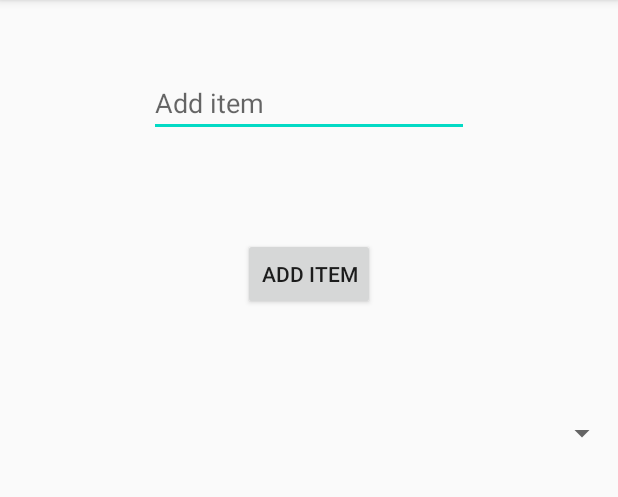
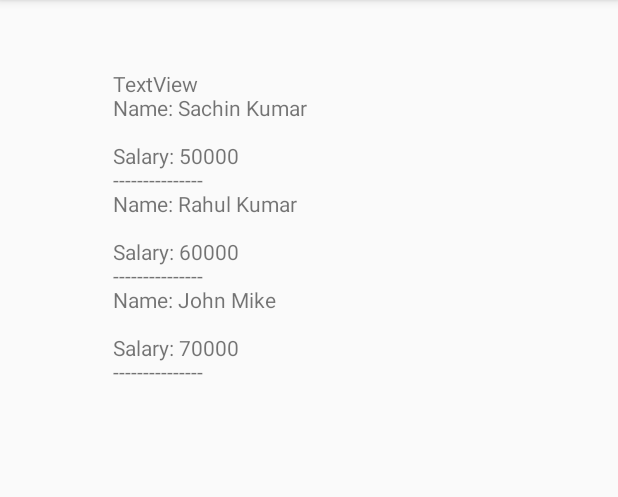
Before and after one commit to Dat0318/ANDROID_Learn_Example, an Android app: the screen it shows after launch (MainActivity), on a phone screen of 412 x 824 dp, the part 84-581 px from its top. Run offline under Robolectric (Android 15) with nearby library versions, the phone set to English and light mode, and no system bars.

Commit message:
update sax gen

```diff
--- a/app/src/main/java/com/example/myapplication/MainActivity.java
+++ b/app/src/main/java/com/example/myapplication/MainActivity.java
@@ -1,83 +1,173 @@
 
 package com.example.myapplication;
 
-import android.content.Context;
 import android.os.Bundle;
-import android.view.View;
-import android.view.inputmethod.InputMethodManager;
-import android.widget.AdapterView;
-import android.widget.ArrayAdapter;
-import android.widget.Button;
-import android.widget.EditText;
-import android.widget.Spinner;
-import android.widget.Toast;
+import android.widget.TextView;
 
 import androidx.appcompat.app.AppCompatActivity;
 
-import java.util.List;
-
-public class MainActivity extends AppCompatActivity implements AdapterView.OnItemSelectedListener {
-
-    Spinner spinner;
-    Button btnAdd;
-    EditText inputLabel;
+import org.w3c.dom.Document;
+import org.w3c.dom.Element;
+import org.w3c.dom.Node;
+import org.w3c.dom.NodeList;
+import org.xml.sax.SAXException;
+
+import java.io.IOException;
+import java.io.InputStream;
+
+import javax.xml.parsers.DocumentBuilder;
+import javax.xml.parsers.DocumentBuilderFactory;
+import javax.xml.parsers.ParserConfigurationException;
+
+public class MainActivity extends AppCompatActivity {
+
+    TextView tv1;
 
     @Override
     protected void onCreate(Bundle savedInstanceState) {
         super.onCreate(savedInstanceState);
         setContentView(R.layout.activity_main);
 
-        spinner = findViewById(R.id.spinner);
-        btnAdd = findViewById(R.id.btn_add);
-        inputLabel = findViewById(R.id.input_label);
-
-        spinner.setOnItemSelectedListener(this);
-
-        loadSpinnerData();
-
-        btnAdd.setOnClickListener(new View.OnClickListener() {
-            @Override
-            public void onClick(View view) {
-                String label = inputLabel.getText().toString();
-
-                if (label.trim().length() > 0) {
-                    DatabaseHandler db = new DatabaseHandler(getApplicationContext());
-                    db.insertLabel(label);
-
-                    inputLabel.setText("");
-
-                    InputMethodManager imm = (InputMethodManager)getSystemService(Context.INPUT_METHOD_SERVICE);
-                    imm.hideSoftInputFromWindow(inputLabel.getWindowToken(),0);
-                    loadSpinnerData();
-                }else {
-                    Toast.makeText(getApplicationContext(),"Please enter label name",Toast.LENGTH_LONG).show();
+        tv1 = (TextView) findViewById(R.id.textView1);
+        try {
+            InputStream is = getAssets().open("file.xml");
+
+            DocumentBuilderFactory dbFactory = DocumentBuilderFactory.newInstance();
+            DocumentBuilder dBuilder = dbFactory.newDocumentBuilder();
+            Document doc = dBuilder.parse(is);
+
+            Element element = doc.getDocumentElement();
+            element.normalize();
+
+            NodeList nList = doc.getElementsByTagName("employee");
+            for (int i = 0; i < nList.getLength();i++) {
+                Node node = nList.item(i);
+
+                if (node.getNodeType() == Node.ELEMENT_NODE){
+                    Element element2 = (Element) node;
+                    tv1.setText(tv1.getText()+"\nName: " + getValue("name",element2)+"\n");
+                    tv1.setText(tv1.getText()+"\nSalary: " + getValue("salary",element2)+"\n");
+                    tv1.setText(tv1.getText()+"---------------");
                 }
             }
-        });
+        } catch (IOException | ParserConfigurationException | SAXException e) {
+            e.printStackTrace();
+        }
     }
 
-    private void loadSpinnerData() {
-        DatabaseHandler db = new DatabaseHandler(getApplicationContext());
-        List<String> labels = db.getAllLabels();
-
-        ArrayAdapter<String> adapter = new ArrayAdapter<String>(this, R.layout.simple_spinner_item, labels);
-
-        adapter.setDropDownViewResource(android.R.layout.simple_spinner_dropdown_item);
-        spinner.setAdapter(adapter);
-    }
-
-
-    @Override
-    public void onItemSelected(AdapterView<?> adapterView, View view, int i, long l) {
-        String label = adapterView.getItemAtPosition(i).toString();
-
-        Toast.makeText(adapterView.getContext(),"You selected: " + label, Toast.LENGTH_LONG).show();
-    }
-
-    @Override
-    public void onNothingSelected(AdapterView<?> adapterView) {
+    private String getValue(String name, Element element) {
+        NodeList nodeList = element.getElementsByTagName(name).item(0).getChildNodes();
+        Node node = (Node) nodeList.item(0);
+        return node.getNodeValue();
     }
 }
+//        tv = (TextView) findViewById(R.id.textView1);
+//        try {
+//            SAXParserFactory factory = SAXParserFactory.newInstance();
+//            SAXParser saxParser = factory.newSAXParser();
+//
+//            DefaultHandler handler = new DefaultHandler() {
+//                boolean name = false;
+//                boolean salary = false;
+//
+//                public void startElement(String uri, String localName, String qName, Attributes attributes) throws SAXException {
+//                    if (qName.equalsIgnoreCase("name")) {
+//                        name = true;
+//                    }
+//                    if (qName.equalsIgnoreCase("salary")) {
+//                        salary = true;
+//                    }
+//                }
+//
+//                public void endElement(String uri, String localName, String qName) throws SAXException {
+//
+//                }
+//
+//                public void characters(char ch[], int start, int length) throws SAXException {
+//                    if (name) {
+//                        tv.setText(tv.getText()+"\n Name: " + new String(ch, start, length));
+//                        name=false;
+//                    }
+//                    if (salary){
+//                        tv.setText(tv.getText() +"\n Salary: " + new String(ch, start, length));
+//                        salary = false;
+//                    }
+//                }
+////                end of characters method
+//            };
+//
+//            InputStream is = getAssets().open("file.xml");
+//            saxParser.parse(is, handler);
+//        } catch (SAXException e) {
+//            e.printStackTrace();
+//        } catch (ParserConfigurationException e) {
+//            e.printStackTrace();
+//        } catch (IOException e) {
+//            e.printStackTrace();
+//        }
+//    }
+//}
+
+//    Spinner spinner;
+//    Button btnAdd;
+//    EditText inputLabel;
+//
+//    @Override
+//    protected void onCreate(Bundle savedInstanceState) {
+//        super.onCreate(savedInstanceState);
+//        setContentView(R.layout.activity_main);
+//
+//        spinner = findViewById(R.id.spinner);
+//        btnAdd = findViewById(R.id.btn_add);
+//        inputLabel = findViewById(R.id.input_label);
+//
+//        spinner.setOnItemSelectedListener(this);
+//
+//        loadSpinnerData();
+//
+//        btnAdd.setOnClickListener(new View.OnClickListener() {
+//            @Override
+//            public void onClick(View view) {
+//                String label = inputLabel.getText().toString();
+//
+//                if (label.trim().length() > 0) {
+//                    DatabaseHandler db = new DatabaseHandler(getApplicationContext());
+//                    db.insertLabel(label);
+//
+//                    inputLabel.setText("");
+//
+//                    InputMethodManager imm = (InputMethodManager)getSystemService(Context.INPUT_METHOD_SERVICE);
+//                    imm.hideSoftInputFromWindow(inputLabel.getWindowToken(),0);
+//                    loadSpinnerData();
+//                }else {
+//                    Toast.makeText(getApplicationContext(),"Please enter label name",Toast.LENGTH_LONG).show();
+//                }
+//            }
+//        });
+//    }
+//
+//    private void loadSpinnerData() {
+//        DatabaseHandler db = new DatabaseHandler(getApplicationContext());
+//        List<String> labels = db.getAllLabels();
+//
+//        ArrayAdapter<String> adapter = new ArrayAdapter<String>(this, android.R.layout.simple_spinner_item, labels);
+//
+//        adapter.setDropDownViewResource(android.R.layout.simple_spinner_dropdown_item);
+//        spinner.setAdapter(adapter);
+//    }
+//
+//
+//    @Override
+//    public void onItemSelected(AdapterView<?> adapterView, View view, int i, long l) {
+//        String label = adapterView.getItemAtPosition(i).toString();
+//
+//        Toast.makeText(adapterView.getContext(),"You selected: " + label, Toast.LENGTH_LONG).show();
+//    }
+//
+//    @Override
+//    public void onNothingSelected(AdapterView<?> adapterView) {
+//    }
+//}
 
 //        EditText editTextFileName, editTextData;
 //        Button saveButton, readButton;
--- a/app/src/main/res/layout/activity_main.xml
+++ b/app/src/main/res/layout/activity_main.xml
@@ -7,33 +7,43 @@
     android:layout_height="match_parent"
     tools:context=".MainActivity">
 
-    <EditText
+    <TextView
+        android:id="@+id/textView1"
         android:layout_width="wrap_content"
         android:layout_height="wrap_content"
-        android:id="@+id/input_label"
+        android:layout_alignParentLeft="true"
         android:layout_alignParentTop="true"
-        android:layout_centerHorizontal="true"
+        android:layout_marginLeft="75dp"
         android:layout_marginTop="46dp"
-        android:hint="Add item"
-        android:ems="10"/>
-
-    <Button
-        android:layout_width="wrap_content"
-        android:layout_height="wrap_content"
-        android:id="@+id/btn_add"
-        android:layout_below="@+id/input_label"
-        android:layout_centerHorizontal="true"
-        android:layout_marginTop="67dp"
-        android:text="Add item"/>
-
-    <Spinner
-        android:layout_width="match_parent"
-        android:layout_height="wrap_content"
-        android:id="@+id/spinner"
-        android:layout_alignParentLeft="true"
-        android:layout_alignParentStart="true"
-        android:layout_below="@+id/btn_add"
-        android:layout_marginTop="70dp"/>
+        android:text="TextView" />
+</RelativeLayout>
+    <!--    <EditText-->
+<!--        android:layout_width="wrap_content"-->
+<!--        android:layout_height="wrap_content"-->
+<!--        android:id="@+id/input_label"-->
+<!--        android:layout_alignParentTop="true"-->
+<!--        android:layout_centerHorizontal="true"-->
+<!--        android:layout_marginTop="46dp"-->
+<!--        android:hint="Add item"-->
+<!--        android:ems="10"/>-->
+
+<!--    <Button-->
+<!--        android:layout_width="wrap_content"-->
+<!--        android:layout_height="wrap_content"-->
+<!--        android:id="@+id/btn_add"-->
+<!--        android:layout_below="@+id/input_label"-->
+<!--        android:layout_centerHorizontal="true"-->
+<!--        android:layout_marginTop="67dp"-->
+<!--        android:text="Add item"/>-->
+
+<!--    <Spinner-->
+<!--        android:layout_width="match_parent"-->
+<!--        android:layout_height="wrap_content"-->
+<!--        android:id="@+id/spinner"-->
+<!--        android:layout_alignParentLeft="true"-->
+<!--        android:layout_alignParentStart="true"-->
+<!--        android:layout_below="@+id/btn_add"-->
+<!--        android:layout_marginTop="70dp"/>-->
 
 <!--    <EditText-->
 <!--        android:id="@+id/editText1"-->
@@ -93,7 +103,7 @@
 <!--        android:layout_alignBottom="@+id/button1"-->
 <!--        android:layout_toRightOf="@+id/button1"-->
 <!--        android:text="read" />-->
-</RelativeLayout>
+<!--</RelativeLayout>-->
 
     <!--<androidx.constraintlayout.widget.ConstraintLayout-->
 <!--    xmlns:android="http://schemas.android.com/apk/res/android"-->
```
Also changed, not shown: app/src/main/assets/file.xml (added, +15 -0 lines), app/src/main/res/layout/simple_spinner_item.xml (+10 -3 lines), app/src/main/res/raw/file.xml (added, +15 -0 lines), 2 other files.
